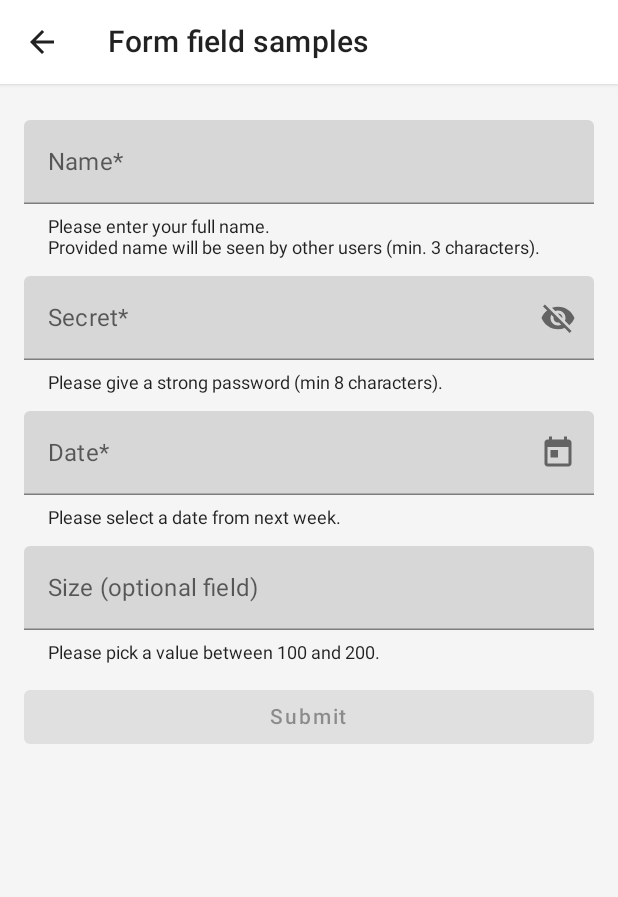
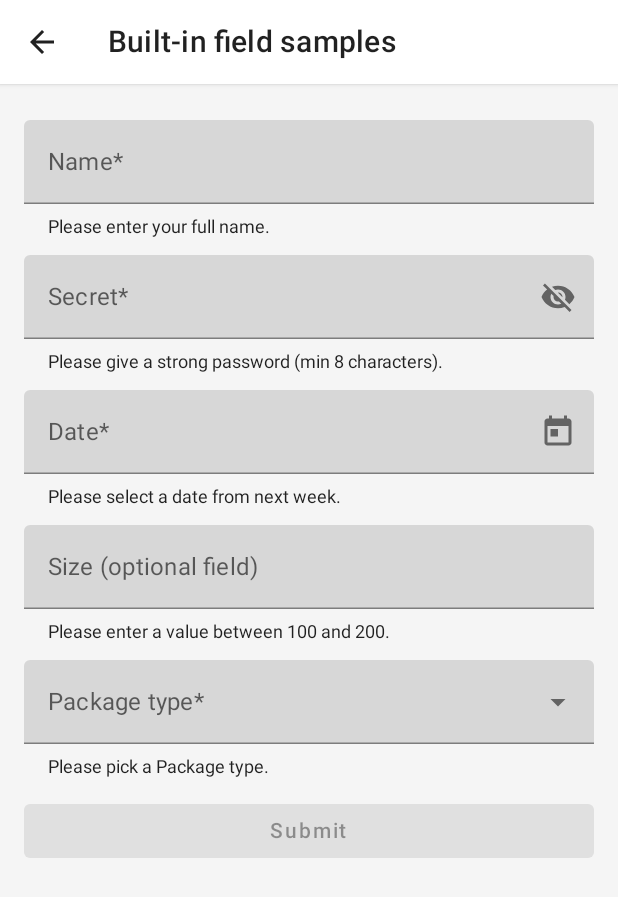
Before and after one commit to i-Cell-Mobilsoft-Open-Source/CarlosFormito, an Android app built with Jetpack Compose: the SampleFormScreen screen opened through its navigation route, on a phone screen of 412 x 824 dp. Shown: the top 897 px of the screen. Run offline under Robolectric (Android 15) with nearby library versions, the phone set to English and light mode, and no system bars.

Commit message:
chore: refactor and complete field samples

```diff
--- a/app/src/main/java/com/icell/external/carlosformito/ui/custom/bottomsheet/SimpleSelectionBottomSheet.kt
+++ b/app/src/main/java/com/icell/external/carlosformito/ui/common/SimpleSelectionBottomSheet.kt
@@ -1,4 +1,4 @@
-package com.icell.external.carlosformito.ui.custom.bottomsheet
+package com.icell.external.carlosformito.ui.common
 
 import androidx.compose.foundation.clickable
 import androidx.compose.foundation.layout.Column
--- a/app/src/main/java/com/icell/external/carlosformito/ui/common/TopAppBar.kt
+++ b/app/src/main/java/com/icell/external/carlosformito/ui/common/TopAppBar.kt
@@ -8,6 +8,7 @@ import androidx.compose.material.TopAppBar
 import androidx.compose.material.icons.Icons
 import androidx.compose.material.icons.filled.ArrowBack
 import androidx.compose.runtime.Composable
+import androidx.compose.ui.text.style.TextOverflow
 import androidx.compose.ui.unit.dp
 
 @Composable
@@ -24,7 +25,11 @@ fun CarlosTopAppBar(
             }
         },
         title = {
-            Text(title)
+            Text(
+                text = title,
+                maxLines = 1,
+                overflow = TextOverflow.Ellipsis
+            )
         }
     )
 }
--- a/app/src/main/java/com/icell/external/carlosformito/ui/longrunning/LongRunningValidationFields.kt
+++ b/app/src/main/java/com/icell/external/carlosformito/ui/email/ChangeEmailFields.kt
@@ -1,11 +1,11 @@
-package com.icell.external.carlosformito.ui.longrunning
+package com.icell.external.carlosformito.ui.email
 
 import com.icell.external.carlosformito.core.api.model.FormField
-import com.icell.external.carlosformito.ui.longrunning.validator.FakeEmailUniqueValidator
+import com.icell.external.carlosformito.ui.email.validator.FakeEmailUniqueValidator
 import com.icell.external.carlosformito.ui.validator.TextRegexValidator
 import com.icell.external.carlosformito.ui.validator.ValueRequiredValidator
 
-object LongRunningValidationFields {
+object ChangeEmailFields {
 
     const val KEY_NEW_EMAIL = "KEY_NEW_EMAIL"
     private const val EMAIL_REGEXP =
--- a/app/src/main/java/com/icell/external/carlosformito/ui/longrunning/LongRunningValidationViewModel.kt
+++ b/app/src/main/java/com/icell/external/carlosformito/ui/email/ChangeEmailViewModel.kt
@@ -1,4 +1,4 @@
-package com.icell.external.carlosformito.ui.longrunning
+package com.icell.external.carlosformito.ui.email
 
 import android.util.Log
 import androidx.lifecycle.viewModelScope
@@ -15,7 +15,7 @@ import kotlinx.coroutines.flow.combine
 import kotlinx.coroutines.flow.stateIn
 import kotlinx.coroutines.launch
 
-class LongRunningValidationViewModel : FormManagerViewModel(LongRunningValidationFields.build()) {
+class ChangeEmailViewModel : FormManagerViewModel(ChangeEmailFields.build()) {
 
     private val mutableCurrentEmail = MutableStateFlow<String?>(null)
     val currentEmail = mutableCurrentEmail.asStateFlow()
@@ -42,7 +42,7 @@ class LongRunningValidationViewModel : FormManagerViewModel(LongRunningValidatio
     fun submit() {
         viewModelScope.launch {
             if (validateForm()) {
-                Log.i("LongRunningValidationViewModel", "Form is valid")
+                Log.i("ChangeEmailViewModel", "Form is valid")
             }
         }
     }
--- a/app/src/main/java/com/icell/external/carlosformito/ui/longrunning/validator/FakeEmailUniqueValidator.kt
+++ b/app/src/main/java/com/icell/external/carlosformito/ui/email/validator/FakeEmailUniqueValidator.kt
@@ -1,4 +1,4 @@
-package com.icell.external.carlosformito.ui.longrunning.validator
+package com.icell.external.carlosformito.ui.email.validator
 
 import com.icell.external.carlosformito.R
 import com.icell.external.carlosformito.core.api.validator.FormFieldValidationResult
--- a/app/src/main/java/com/icell/external/carlosformito/ui/fieldsamples/SamplesFormFields.kt
+++ b/app/src/main/java/com/icell/external/carlosformito/ui/fieldsamples/SamplesFormFields.kt
@@ -1,6 +1,7 @@
 package com.icell.external.carlosformito.ui.fieldsamples
 
 import com.icell.external.carlosformito.core.api.model.FormField
+import com.icell.external.carlosformito.ui.fieldsamples.model.PackageType
 import com.icell.external.carlosformito.ui.validator.DateMinMaxValidator
 import com.icell.external.carlosformito.ui.validator.IntegerMinMaxValidator
 import com.icell.external.carlosformito.ui.validator.TextMinLengthValidator
@@ -13,6 +14,7 @@ object SamplesFormFields {
     const val KEY_FORM_FIELD_DATE = "KEY_FORM_FIELD_DATE"
     const val KEY_FORM_FIELD_SIZE = "KEY_FORM_FIELD_SIZE"
     const val KEY_FORM_FIELD_SECRET = "KEY_FORM_FIELD_SECRET"
+    const val KEY_FORM_FIELD_PACKAGE = "KEY_FORM_FIELD_PACKAGE"
 
     fun build(): List<FormField<*>> {
         return listOf(
@@ -47,6 +49,12 @@ object SamplesFormFields {
                         maxValue = 200
                     )
                 )
+            ),
+            FormField<PackageType>(
+                id = KEY_FORM_FIELD_PACKAGE,
+                validators = listOf(
+                    ValueRequiredValidator()
+                )
             )
         )
     }
--- a/app/src/main/java/com/icell/external/carlosformito/ui/fieldsamples/SamplesFormScreen.kt
+++ b/app/src/main/java/com/icell/external/carlosformito/ui/fieldsamples/SamplesFormScreen.kt
@@ -7,38 +7,72 @@ import androidx.compose.foundation.layout.fillMaxWidth
 import androidx.compose.foundation.layout.height
 import androidx.compose.foundation.layout.padding
 import androidx.compose.foundation.rememberScrollState
+import androidx.compose.foundation.shape.RoundedCornerShape
 import androidx.compose.foundation.verticalScroll
 import androidx.compose.material.Button
+import androidx.compose.material.ExperimentalMaterialApi
+import androidx.compose.material.ModalBottomSheetLayout
+import androidx.compose.material.ModalBottomSheetValue
 import androidx.compose.material.Scaffold
 import androidx.compose.material.Text
+import androidx.compose.material.rememberModalBottomSheetState
 import androidx.compose.runtime.Composable
 import androidx.compose.runtime.collectAsState
 import androidx.compose.runtime.getValue
+import androidx.compose.runtime.rememberCoroutineScope
 import androidx.compose.ui.Modifier
 import androidx.compose.ui.unit.dp
 import com.icell.external.carlosformito.ui.common.CarlosTopAppBar
+import com.icell.external.carlosformito.ui.common.SimpleSelectionBottomSheet
 import com.icell.external.carlosformito.ui.field.FormDateField
 import com.icell.external.carlosformito.ui.field.FormIntegerField
 import com.icell.external.carlosformito.ui.field.FormPasswordTextField
 import com.icell.external.carlosformito.ui.field.FormTextField
+import com.icell.external.carlosformito.ui.field.FormTextPickerField
 import com.icell.external.carlosformito.ui.fieldsamples.SamplesFormFields.KEY_FORM_FIELD_DATE
 import com.icell.external.carlosformito.ui.fieldsamples.SamplesFormFields.KEY_FORM_FIELD_NAME
+import com.icell.external.carlosformito.ui.fieldsamples.SamplesFormFields.KEY_FORM_FIELD_PACKAGE
 import com.icell.external.carlosformito.ui.fieldsamples.SamplesFormFields.KEY_FORM_FIELD_SECRET
 import com.icell.external.carlosformito.ui.fieldsamples.SamplesFormFields.KEY_FORM_FIELD_SIZE
+import com.icell.external.carlosformito.ui.fieldsamples.model.PackageType
+import kotlinx.coroutines.launch
 import java.time.format.DateTimeFormatter
 
+@OptIn(ExperimentalMaterialApi::class)
 @SuppressLint("UnusedMaterialScaffoldPaddingParameter")
 @Composable
 fun SampleFormScreen(
+    title: String,
     viewModel: SamplesFormViewModel,
     onBackPressed: () -> Unit
 ) {
+    val coroutineScope = rememberCoroutineScope()
+    val modalSheetState = rememberModalBottomSheetState(
+        initialValue = ModalBottomSheetValue.Hidden,
+        confirmValueChange = { it != ModalBottomSheetValue.HalfExpanded },
+        skipHalfExpanded = false
+    )
+
+    val packageFieldItem = viewModel.getFieldItem<PackageType>(KEY_FORM_FIELD_PACKAGE)
+    ModalBottomSheetLayout(
+        sheetState = modalSheetState,
+        sheetShape = RoundedCornerShape(topStart = 12.dp, topEnd = 12.dp),
+        sheetContent = {
+            SimpleSelectionBottomSheet(
+                items = PackageType.entries,
+                itemText = { _, item -> item.displayedValue() },
+                onItemSelected = { _, item ->
+                    packageFieldItem.onFieldValueChanged(item)
+                    coroutineScope.launch {
+                        modalSheetState.hide()
+                    }
+                }
+            )
+        }
+    ) {
         Scaffold(
             topBar = {
-            CarlosTopAppBar(
-                title = "Form field samples",
-                onNavigationIconPressed = onBackPressed
-            )
+                CarlosTopAppBar(title, onBackPressed)
             }
         ) {
             Column(
@@ -51,10 +85,7 @@ fun SampleFormScreen(
                 FormTextField(
                     fieldItem = viewModel.getFieldItem(KEY_FORM_FIELD_NAME),
                     label = "Name*",
-                supportingText = """
-                    Please enter your full name.
-                    Provided name will be seen by other users (min. 3 characters).
-                """.trimIndent()
+                    supportingText = "Please enter your full name."
                 )
 
                 FormPasswordTextField(
@@ -73,7 +104,19 @@ fun SampleFormScreen(
                 FormIntegerField(
                     fieldItem = viewModel.getFieldItem(KEY_FORM_FIELD_SIZE),
                     label = "Size (optional field)",
-                supportingText = "Please pick a value between 100 and 200."
+                    supportingText = "Please enter a value between 100 and 200."
+                )
+
+                FormTextPickerField(
+                    fieldItem = packageFieldItem,
+                    label = "Package type*",
+                    supportingText = "Please pick a Package type.",
+                    onClick = {
+                        coroutineScope.launch {
+                            modalSheetState.show()
+                        }
+                    },
+                    displayedValue = { packageType -> packageType?.displayedValue() ?: "" }
                 )
 
                 val allRequiredFieldFilled by viewModel.allRequiredFieldFilled.collectAsState()
@@ -89,3 +132,14 @@ fun SampleFormScreen(
             }
         }
     }
+}
+
+private fun PackageType.displayedValue(): String {
+    return when (this) {
+        PackageType.XS -> "Extra small (XS)"
+        PackageType.S -> "Small (S)"
+        PackageType.M -> "Medium (M)"
+        PackageType.L -> "Large (L)"
+        PackageType.XL -> "Extra large (XL)"
+    }
+}
--- /dev/null
+++ b/app/src/main/java/com/icell/external/carlosformito/ui/fieldsamples/model/PackageType.kt
@@ -0,0 +1,5 @@
+package com.icell.external.carlosformito.ui.fieldsamples.model
+
+enum class PackageType {
+    XS, S, M, L, XL
+}
--- a/app/src/main/java/com/icell/external/carlosformito/ui/menu/MenuNavigator.kt
+++ b/app/src/main/java/com/icell/external/carlosformito/ui/menu/MenuNavigator.kt
@@ -8,10 +8,10 @@ import androidx.navigation.compose.composable
 import androidx.navigation.compose.rememberNavController
 import com.icell.external.carlosformito.ui.custom.CustomFormScreen
 import com.icell.external.carlosformito.ui.custom.CustomFormViewModel
+import com.icell.external.carlosformito.ui.email.ChangeEmailScreen
+import com.icell.external.carlosformito.ui.email.ChangeEmailViewModel
 import com.icell.external.carlosformito.ui.fieldsamples.SampleFormScreen
 import com.icell.external.carlosformito.ui.fieldsamples.SamplesFormViewModel
-import com.icell.external.carlosformito.ui.longrunning.LongRunningValidationScreen
-import com.icell.external.carlosformito.ui.longrunning.LongRunningValidationViewModel
 
 @Composable
 fun MenuNavigator(
@@ -26,7 +26,7 @@ fun MenuNavigator(
                 onNavigateToFieldSamples = {
                     navController.navigate(Route.FieldSamples.route)
                 },
-                onNavigateToCustomFormFields = {
+                onNavigateToCustomFormFieldsSample = {
                     navController.navigate(Route.CustomFormFieldsSample.route)
                 },
                 onNavigateToLongRunningValidationSample = {
@@ -38,6 +38,7 @@ fun MenuNavigator(
             val viewModel: SamplesFormViewModel = viewModel()
 
             SampleFormScreen(
+                title = "Built-in field samples",
                 viewModel = viewModel,
                 onBackPressed = {
                     navController.navigateUp()
@@ -48,6 +49,7 @@ fun MenuNavigator(
             val viewModel: CustomFormViewModel = viewModel()
 
             CustomFormScreen(
+                title = "Custom field samples",
                 viewModel = viewModel,
                 onBackPressed = {
                     navController.navigateUp()
@@ -55,9 +57,10 @@ fun MenuNavigator(
             )
         }
         composable(Route.LongRunningValidationSample.route) {
-            val viewModel: LongRunningValidationViewModel = viewModel()
+            val viewModel: ChangeEmailViewModel = viewModel()
 
-            LongRunningValidationScreen(
+            ChangeEmailScreen(
+                title = "Long running validation sample",
                 viewModel = viewModel,
                 onBackPressed = {
                     navController.navigateUp()
--- a/app/src/main/java/com/icell/external/carlosformito/ui/menu/MenuScreen.kt
+++ b/app/src/main/java/com/icell/external/carlosformito/ui/menu/MenuScreen.kt
@@ -23,8 +23,8 @@ import androidx.compose.ui.unit.sp
 @Composable
 fun MenuScreen(
     onNavigateToFieldSamples: () -> Unit,
-    onNavigateToCustomFormFields: () -> Unit,
-    onNavigateToLongRunningValidationSample: () -> Unit
+    onNavigateToCustomFormFieldsSample: () -> Unit,
+    onNavigateToLongRunningValidationSample: () -> Unit,
 ) {
     Scaffold {
         Column(
@@ -53,11 +53,11 @@ fun MenuScreen(
                     .padding(vertical = 24.dp),
                 verticalArrangement = Arrangement.spacedBy(16.dp)
             ) {
-                MenuListItem(title = "Form field samples") {
+                MenuListItem(title = "Built-in field samples") {
                     onNavigateToFieldSamples.invoke()
                 }
-                MenuListItem(title = "Custom form fields") {
-                    onNavigateToCustomFormFields.invoke()
+                MenuListItem(title = "Custom field samples") {
+                    onNavigateToCustomFormFieldsSample.invoke()
                 }
                 MenuListItem(title = "Long running validation sample") {
                     onNavigateToLongRunningValidationSample.invoke()
--- a/app/src/main/res/values/strings.xml
+++ b/app/src/main/res/values/strings.xml
@@ -3,7 +3,7 @@
 
     <string name="validity_start_missing_date">Date is required!</string>
     <string name="validity_start_missing_time">Time is required!</string>
-    <string name="validity_start_out_of_range">Must be a date time between: %1$s and %2$s</string>
-    <string name="email_not_unique_error">The email you entered is already taken.</string>
+    <string name="validity_start_out_of_range">Must be a date time between: %1$s and %2$s!</string>
+    <string name="email_not_unique_error">The email you entered is already taken!</string>
 
 </resources>
--- a/ui/src/main/java/com/icell/external/carlosformito/ui/field/FormDateField.kt
+++ b/ui/src/main/java/com/icell/external/carlosformito/ui/field/FormDateField.kt
@@ -34,7 +34,7 @@ fun FormDateField(
     maxDate: LocalDate? = null,
     leadingContentType: TextFieldAffixContentType = TextFieldAffixContentType.None,
     enabled: Boolean = true,
-    isClearable: Boolean = false,
+    isClearable: Boolean = true,
     onClick: (() -> Unit)? = null,
     keyboardOptions: KeyboardOptions = KeyboardOptions.Default,
     keyboardActions: KeyboardActions = KeyboardActions.Default,
@@ -89,7 +89,7 @@ fun FormDateField(
     isError: Boolean = false,
     errorMessage: String? = null,
     enabled: Boolean = true,
-    isClearable: Boolean = false,
+    isClearable: Boolean = true,
     onClick: (() -> Unit)? = null,
     onFocusCleared: () -> Unit = {},
     keyboardOptions: KeyboardOptions = KeyboardOptions.Default,
```
Also changed, not shown: app/src/main/java/com/icell/external/carlosformito/ui/custom/CustomFormScreen.kt (+3 -5 lines), app/src/main/java/com/icell/external/carlosformito/ui/email/ChangeEmailScreen.kt (renamed from app/src/main/java/com/icell/external/carlosformito/ui/longrunning/LongRunningValidationScreen.kt, +12 -8 lines), ui/src/main/java/com/icell/external/carlosformito/ui/field/FormTextPickerField.kt (+14 -11 lines). Lines whose indentation alone changed are shown as unchanged.
